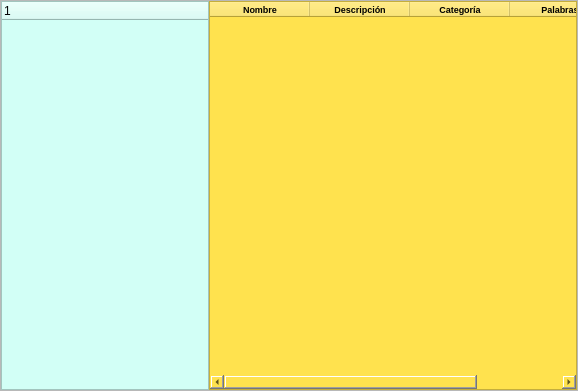
The window that w_arbol.ui (diegoorta81/listas) describes before a commit, drawn with Qt 5.
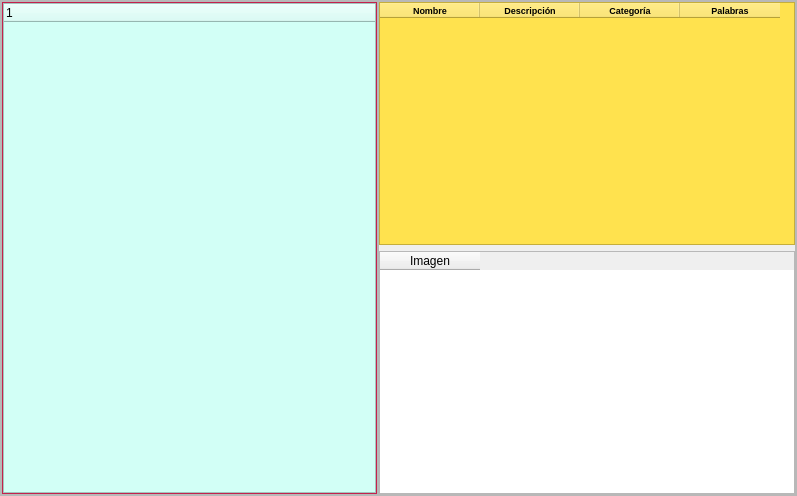
The same window after the commit.

Patch:
```diff
--- a/w_arbol.ui
+++ b/w_arbol.ui
@@ -6,14 +6,17 @@
    <rect>
     <x>0</x>
     <y>0</y>
-    <width>578</width>
-    <height>391</height>
+    <width>797</width>
+    <height>496</height>
    </rect>
   </property>
   <property name="windowTitle">
    <string>Form</string>
   </property>
-  <layout class="QHBoxLayout" name="horizontalLayout_2">
+  <property name="layoutDirection">
+   <enum>Qt::LeftToRight</enum>
+  </property>
+  <layout class="QHBoxLayout" name="horizontalLayout_5">
    <property name="spacing">
     <number>0</number>
    </property>
@@ -54,16 +57,76 @@
        <number>0</number>
       </property>
       <item>
+       <widget class="QFrame" name="fr_tree_cuentas">
+        <property name="minimumSize">
+         <size>
+          <width>200</width>
+          <height>0</height>
+         </size>
+        </property>
+        <property name="frameShape">
+         <enum>QFrame::StyledPanel</enum>
+        </property>
+        <property name="frameShadow">
+         <enum>QFrame::Raised</enum>
+        </property>
+        <layout class="QHBoxLayout" name="horizontalLayout_2" stretch="0">
+         <property name="spacing">
+          <number>0</number>
+         </property>
+         <property name="leftMargin">
+          <number>0</number>
+         </property>
+         <property name="topMargin">
+          <number>0</number>
+         </property>
+         <property name="rightMargin">
+          <number>0</number>
+         </property>
+         <property name="bottomMargin">
+          <number>0</number>
+         </property>
+         <item>
+          <widget class="QFrame" name="frame">
+           <property name="layoutDirection">
+            <enum>Qt::LeftToRight</enum>
+           </property>
+           <property name="styleSheet">
+            <string notr="true">background-color: rgb(255, 43, 99);</string>
+           </property>
+           <property name="frameShape">
+            <enum>QFrame::StyledPanel</enum>
+           </property>
+           <property name="frameShadow">
+            <enum>QFrame::Raised</enum>
+           </property>
+           <layout class="QHBoxLayout" name="horizontalLayout_4" stretch="0">
+            <property name="spacing">
+             <number>0</number>
+            </property>
+            <property name="leftMargin">
+             <number>0</number>
+            </property>
+            <property name="topMargin">
+             <number>0</number>
+            </property>
+            <property name="rightMargin">
+             <number>0</number>
+            </property>
+            <property name="bottomMargin">
+             <number>0</number>
+            </property>
+            <item>
        <widget class="QTreeWidget" name="tree_cuentas">
         <property name="minimumSize">
          <size>
-          <width>150</width>
+                <width>0</width>
           <height>0</height>
          </size>
         </property>
         <property name="maximumSize">
          <size>
-          <width>300</width>
+                <width>16777215</width>
           <height>16777215</height>
          </size>
         </property>
@@ -79,6 +142,9 @@
           <height>0</height>
          </size>
         </property>
+              <property name="layoutDirection">
+               <enum>Qt::LeftToRight</enum>
+              </property>
         <property name="styleSheet">
          <string notr="true">background-color: rgb(210, 255, 246);
 alternate-background-color: rgb(170, 0, 255);</string>
@@ -93,8 +159,41 @@
         </column>
        </widget>
       </item>
+           </layout>
+          </widget>
+         </item>
+        </layout>
+       </widget>
+      </item>
+      <item>
+       <widget class="QFrame" name="fr_table">
+        <property name="layoutDirection">
+         <enum>Qt::LeftToRight</enum>
+        </property>
+        <property name="frameShape">
+         <enum>QFrame::StyledPanel</enum>
+        </property>
+        <property name="frameShadow">
+         <enum>QFrame::Raised</enum>
+        </property>
+        <layout class="QVBoxLayout" name="verticalLayout">
+         <property name="leftMargin">
+          <number>0</number>
+         </property>
+         <property name="topMargin">
+          <number>0</number>
+         </property>
+         <property name="rightMargin">
+          <number>0</number>
+         </property>
+         <property name="bottomMargin">
+          <number>0</number>
+         </property>
       <item>
        <widget class="QTableWidget" name="tablewidget">
+           <property name="layoutDirection">
+            <enum>Qt::LeftToRight</enum>
+           </property>
         <property name="styleSheet">
          <string notr="true">background-color: rgb(255, 226, 78);</string>
         </property>
@@ -155,6 +254,24 @@
           </font>
          </property>
         </column>
+          </widget>
+         </item>
+         <item>
+          <widget class="QTableWidget" name="tablewidget_img">
+           <property name="maximumSize">
+            <size>
+             <width>16777215</width>
+             <height>16777215</height>
+            </size>
+           </property>
+           <column>
+            <property name="text">
+             <string>Imagen</string>
+            </property>
+           </column>
+          </widget>
+         </item>
+        </layout>
        </widget>
       </item>
      </layout>
```
Left out of the diff: 3 changed lines with no effect on the pictures. Lines whose indentation alone changed are shown as unchanged.
